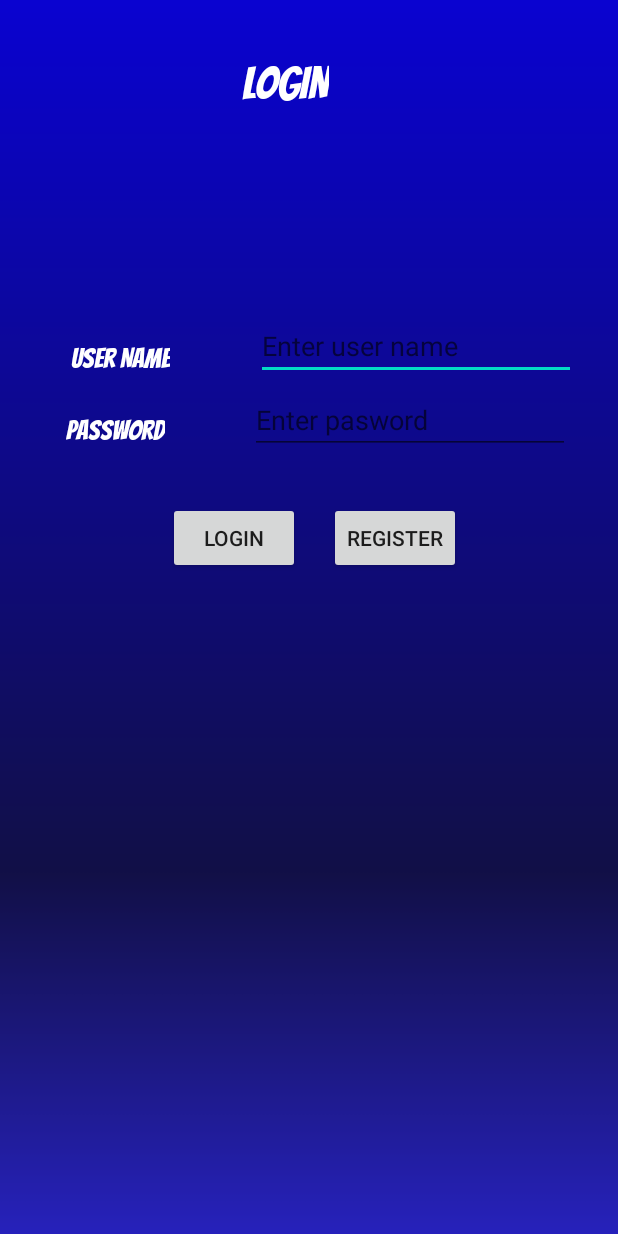
After one commit to RuzaikMh/Child-Tracking, an Android app: the test screen opened directly, with no data from a screen before it, on a phone screen of 412 x 824 dp. The commit adds this screen. Run offline under Robolectric (Android 15) with nearby library versions, the phone set to English and light mode, and no system bars; Roboto replaces fonts that are not available here.

Commit message:
Commit "12/17"

```diff
--- a/app/src/main/java/com/example/childtracking/AddTracker.java
+++ b/app/src/main/java/com/example/childtracking/AddTracker.java
@@ -50,7 +50,6 @@ public class AddTracker extends AppCompatActivity {
     protected void onCreate(Bundle savedInstanceState) {
         super.onCreate(savedInstanceState);
         setContentView(R.layout.activity_add_tracker);
-
         ID = findViewById(R.id.trackerIDtxt);
         password= findViewById(R.id.passTxt);
         //child = findViewById(R.id.editTextChild);
--- a/app/src/main/java/com/example/childtracking/MyCallback.java
+++ /dev/null
@@ -1,5 +0,0 @@
-package com.example.childtracking;
-
-public interface MyCallback {
-    void onCallback(Double longitude,Double latitude);
-}
--- a/app/src/main/java/com/example/childtracking/ViewChild.java
+++ b/app/src/main/java/com/example/childtracking/ViewChild.java
@@ -1,9 +1,6 @@
 package com.example.childtracking;
-
 import androidx.annotation.NonNull;
 import androidx.appcompat.app.AppCompatActivity;
-import androidx.core.content.ContextCompat;
-
 import android.content.Intent;
 import android.graphics.Color;
 import android.os.Bundle;
@@ -16,8 +13,6 @@ import android.widget.Button;
 import android.widget.ListView;
 import android.widget.TextView;
 import android.widget.Toast;
-
-import com.google.android.gms.maps.model.LatLng;
 import com.google.android.gms.tasks.OnCompleteListener;
 import com.google.android.gms.tasks.OnSuccessListener;
 import com.google.android.gms.tasks.Task;
@@ -26,7 +21,6 @@ import com.google.firebase.firestore.DocumentReference;
 import com.google.firebase.firestore.DocumentSnapshot;
 import com.google.firebase.firestore.FieldValue;
 import com.google.firebase.firestore.FirebaseFirestore;
-
 import java.util.ArrayList;
 import java.util.List;
 
--- /dev/null
+++ b/app/src/main/java/com/example/childtracking/test.java
@@ -0,0 +1,49 @@
+package com.example.childtracking;
+
+import androidx.appcompat.app.AppCompatActivity;
+
+import android.content.Intent;
+import android.os.Bundle;
+import android.view.View;
+import android.widget.Button;
+
+public class test extends AppCompatActivity {
+
+    Button log,register;
+    String str_log, str_register;
+
+    @Override
+    protected void onCreate(Bundle savedInstanceState) {
+        super.onCreate(savedInstanceState);
+        setContentView(R.layout.activity_test);
+
+        log = findViewById(R.id.log_btn);
+        register = findViewById(R.id.btnRegister);
+
+        str_log = log.getText().toString();
+        str_register = register.getText().toString();
+
+
+        log.setOnClickListener(new View.OnClickListener() {
+            @Override
+            public void onClick(View view) {
+                startActivity(new Intent(getApplicationContext(), trackingHistroy.class));
+            }
+        });
+
+        register.setOnClickListener(new View.OnClickListener() {
+            @Override
+            public void onClick(View view) {
+                Intent send = new Intent(getApplicationContext(),AddTracker.class);
+                send.putExtra("str_log", str_log);
+                send.putExtra("str_register", str_register);
+                startActivity(send);
+            }
+        });
+
+
+    }
+
+
+
+}
--- /dev/null
+++ b/app/src/main/res/layout/activity_test.xml
@@ -0,0 +1,107 @@
+<?xml version="1.0" encoding="utf-8"?>
+<androidx.constraintlayout.widget.ConstraintLayout xmlns:android="http://schemas.android.com/apk/res/android"
+    xmlns:app="http://schemas.android.com/apk/res-auto"
+    xmlns:tools="http://schemas.android.com/tools"
+    android:layout_width="match_parent"
+    android:layout_height="match_parent"
+    android:background="@drawable/back"
+    tools:context=".test">
+
+    <EditText
+        android:id="@+id/txt_userName"
+        android:layout_width="wrap_content"
+        android:layout_height="wrap_content"
+        android:layout_marginTop="208dp"
+        android:layout_marginEnd="28dp"
+        android:ems="10"
+        android:hint="Enter user name"
+        android:inputType="textPersonName"
+        android:textColor="@color/cardview_light_background"
+        app:layout_constraintEnd_toEndOf="parent"
+        app:layout_constraintTop_toTopOf="parent" />
+
+    <Button
+        android:id="@+id/btnRegister"
+        android:layout_width="wrap_content"
+        android:layout_height="wrap_content"
+        android:layout_marginStart="18dp"
+        android:layout_marginTop="32dp"
+        android:layout_marginEnd="101dp"
+        android:text="Register"
+        app:layout_constraintEnd_toEndOf="parent"
+        app:layout_constraintHorizontal_bias="0.25"
+        app:layout_constraintStart_toEndOf="@+id/log_btn"
+        app:layout_constraintTop_toBottomOf="@+id/txt_pass" />
+
+    <Button
+        android:id="@+id/log_btn"
+        android:layout_width="wrap_content"
+        android:layout_height="wrap_content"
+        android:layout_marginStart="112dp"
+        android:layout_marginTop="32dp"
+        android:layout_marginBottom="369dp"
+        android:text="Login"
+        app:layout_constraintBottom_toBottomOf="parent"
+        app:layout_constraintStart_toStartOf="parent"
+        app:layout_constraintTop_toBottomOf="@+id/txt_pass"
+        app:layout_constraintVertical_bias="0.0" />
+
+    <TextView
+        android:id="@+id/textView3"
+        android:layout_width="wrap_content"
+        android:layout_height="wrap_content"
+        android:layout_marginStart="27dp"
+        android:layout_marginTop="220dp"
+        android:layout_marginEnd="54dp"
+        android:fontFamily="@font/bangers"
+        android:text="User Name"
+        android:textColor="@color/cardview_light_background"
+        android:textSize="18sp"
+        app:layout_constraintEnd_toStartOf="@+id/txt_userName"
+        app:layout_constraintHorizontal_bias="0.851"
+        app:layout_constraintStart_toStartOf="parent"
+        app:layout_constraintTop_toTopOf="parent" />
+
+    <EditText
+        android:id="@+id/txt_pass"
+        android:layout_width="wrap_content"
+        android:layout_height="wrap_content"
+        android:layout_marginStart="56dp"
+        android:layout_marginTop="4dp"
+        android:layout_marginEnd="32dp"
+        android:ems="10"
+        android:hint="Enter pasword"
+        android:inputType="textPersonName"
+        app:layout_constraintEnd_toEndOf="parent"
+        app:layout_constraintHorizontal_bias="1.0"
+        app:layout_constraintStart_toEndOf="@+id/textView4"
+        app:layout_constraintTop_toBottomOf="@+id/txt_userName" />
+
+    <TextView
+        android:id="@+id/textView4"
+        android:layout_width="wrap_content"
+        android:layout_height="wrap_content"
+        android:layout_marginStart="44dp"
+        android:layout_marginTop="16dp"
+        android:fontFamily="@font/bangers"
+        android:text="Password"
+        android:textColor="@android:color/background_light"
+        android:textSize="18sp"
+        app:layout_constraintStart_toStartOf="parent"
+        app:layout_constraintTop_toBottomOf="@+id/textView3" />
+
+    <TextView
+        android:id="@+id/textView8"
+        android:layout_width="wrap_content"
+        android:layout_height="wrap_content"
+        android:layout_marginStart="170dp"
+        android:layout_marginTop="24dp"
+        android:layout_marginEnd="201dp"
+        android:fontFamily="@font/bangers"
+        android:text="LOGIN"
+        android:textColor="@android:color/background_light"
+        android:textSize="30sp"
+        app:layout_constraintEnd_toEndOf="parent"
+        app:layout_constraintStart_toStartOf="parent"
+        app:layout_constraintTop_toTopOf="parent" />
+</androidx.constraintlayout.widget.ConstraintLayout>
```
Also changed, not shown: app/src/main/AndroidManifest.xml (+6 -13 lines), app/src/main/java/com/example/childtracking/BLE_main.java (+153 -7 lines), app/src/main/java/com/example/childtracking/MainActivity.java (+11 -19 lines), app/src/main/java/com/example/childtracking/Scanner_BTLE.java (deleted, +0 -99 lines), app/src/main/java/com/example/childtracking/trackingHistroy.java (+7 -7 lines).
